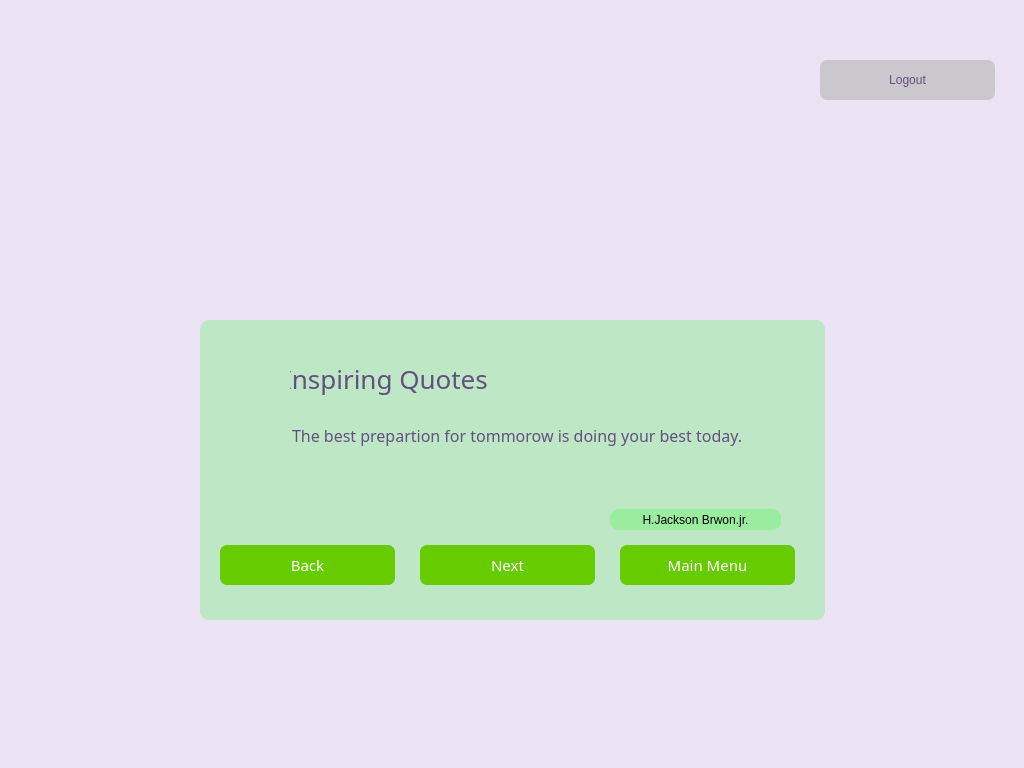
lakshmivishal9496/Soft-Health, file static/quotes.ui: the form before one commit.
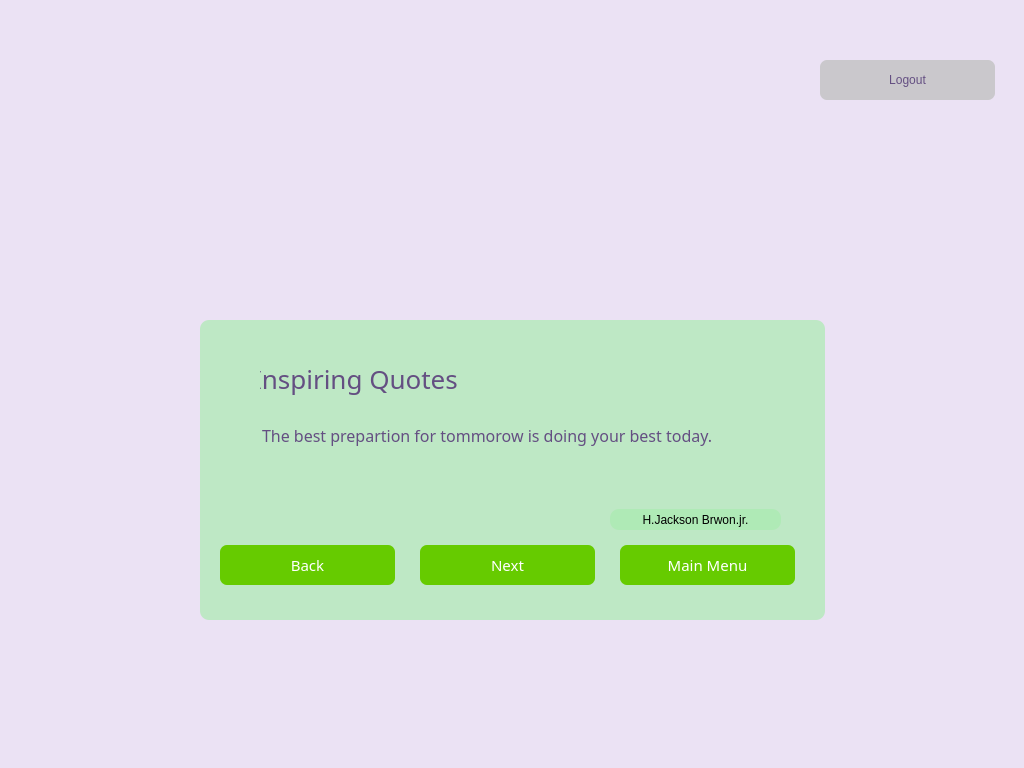
The form after the commit. Icons and pictures are not drawn.

Commit message: added remaining quotes and fixed quotes ui

The edit to the form file:
```diff
--- a/static/quotes.ui
+++ b/static/quotes.ui
@@ -131,7 +131,7 @@
    <widget class="QLineEdit" name="Question_No">
     <property name="geometry">
      <rect>
-      <x>90</x>
+      <x>60</x>
       <y>40</y>
       <width>201</width>
       <height>51</height>
@@ -167,7 +167,7 @@
    <widget class="QLineEdit" name="quote_area">
     <property name="geometry">
      <rect>
-      <x>90</x>
+      <x>60</x>
       <y>100</y>
       <width>521</width>
       <height>31</height>
@@ -199,7 +199,7 @@
      </rect>
     </property>
     <property name="styleSheet">
-     <string notr="true">background-color:rgba(4, 255, 4, 50);</string>
+     <string notr="true">background-color:rgba(4, 255, 4, 20);</string>
     </property>
     <property name="text">
      <string>H.Jackson Brwon.jr.</string>
```
The commit also changes 5 other files.
